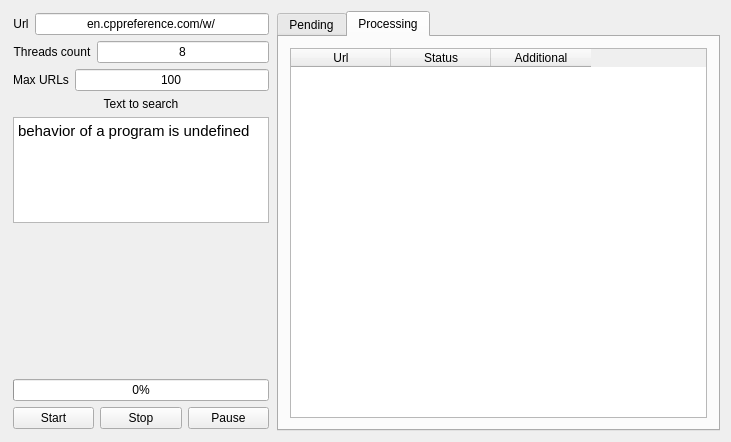
Qt form mainwindow.ui (positivcheg94/developex-http-find) before a commit.
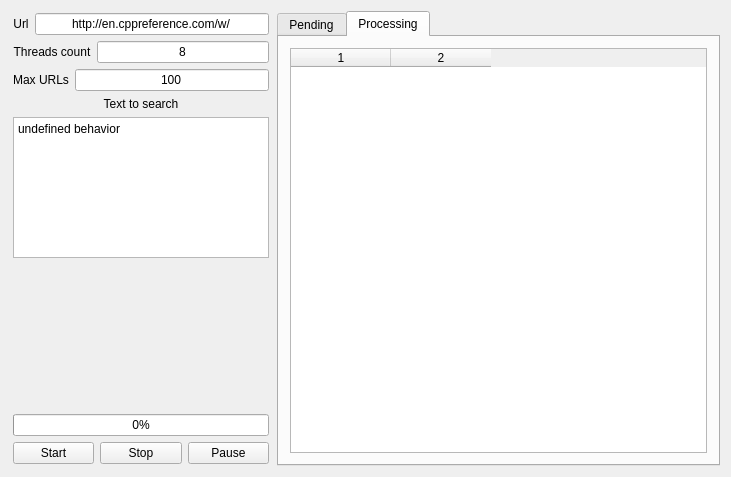
The same form after that commit.

Commit message: mad day: program works, some gui troubles like column names "1" and "2" but I am not going to play with this stuff

Diff of the .ui file:
```diff
--- a/mainwindow.ui
+++ b/mainwindow.ui
@@ -7,7 +7,7 @@
     <x>0</x>
     <y>0</y>
     <width>731</width>
-    <height>442</height>
+    <height>477</height>
    </rect>
   </property>
   <property name="sizePolicy">
@@ -52,7 +52,7 @@
           <item>
            <widget class="QLineEdit" name="edit_url">
             <property name="text">
-             <string>en.cppreference.com/w/</string>
+             <string>http://en.cppreference.com/w/</string>
             </property>
             <property name="alignment">
              <set>Qt::AlignCenter</set>
@@ -134,19 +134,15 @@
            </widget>
           </item>
           <item>
-           <widget class="QTextEdit" name="edit_text_to_search">
+           <widget class="QPlainTextEdit" name="edit_text_to_search">
             <property name="sizePolicy">
              <sizepolicy hsizetype="Preferred" vsizetype="Preferred">
               <horstretch>0</horstretch>
               <verstretch>0</verstretch>
              </sizepolicy>
             </property>
-            <property name="html">
-             <string>&lt;!DOCTYPE HTML PUBLIC &quot;-//W3C//DTD HTML 4.0//EN&quot; &quot;http://www.w3.org/TR/REC-html40/strict.dtd&quot;&gt;
-&lt;html&gt;&lt;head&gt;&lt;meta name=&quot;qrichtext&quot; content=&quot;1&quot; /&gt;&lt;style type=&quot;text/css&quot;&gt;
-p, li { white-space: pre-wrap; }
-&lt;/style&gt;&lt;/head&gt;&lt;body style=&quot; font-family:'Cantarell'; font-size:11pt; font-weight:400; font-style:normal;&quot;&gt;
-&lt;p style=&quot; margin-top:0px; margin-bottom:0px; margin-left:0px; margin-right:0px; -qt-block-indent:0; text-indent:0px;&quot;&gt;behavior of a program is undefined &lt;/p&gt;&lt;/body&gt;&lt;/html&gt;</string>
+            <property name="plainText">
+             <string>undefined behavior</string>
             </property>
            </widget>
           </item>
@@ -277,21 +273,26 @@
             <property name="dragDropOverwriteMode">
              <bool>false</bool>
             </property>
-            <column>
-             <property name="text">
-              <string>Url</string>
-             </property>
-            </column>
-            <column>
-             <property name="text">
-              <string>Status</string>
-             </property>
-            </column>
-            <column>
-             <property name="text">
-              <string>Additional</string>
-             </property>
-            </column>
+            <property name="alternatingRowColors">
+             <bool>true</bool>
+            </property>
+            <property name="selectionMode">
+             <enum>QAbstractItemView::NoSelection</enum>
+            </property>
+            <property name="textElideMode">
+             <enum>Qt::ElideMiddle</enum>
+            </property>
+            <property name="cornerButtonEnabled">
+             <bool>false</bool>
+            </property>
+            <property name="rowCount">
+             <number>0</number>
+            </property>
+            <property name="columnCount">
+             <number>2</number>
+            </property>
+            <column/>
+            <column/>
            </widget>
           </item>
          </layout>
```
Left out of the diff: 59 changed lines with no effect on the pictures. The commit also changes 12 other files.
